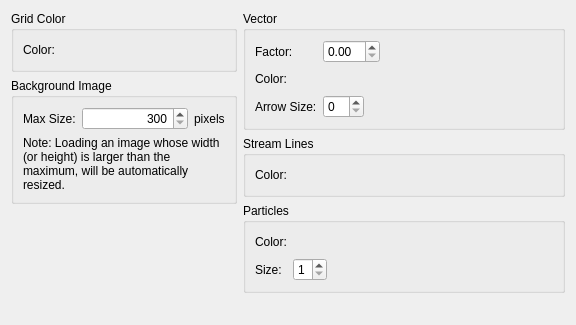
Old version of the form libs/gui/pref/preferencepagegraphicsdefault.ui in the repository i-RIC/prepost-gui.
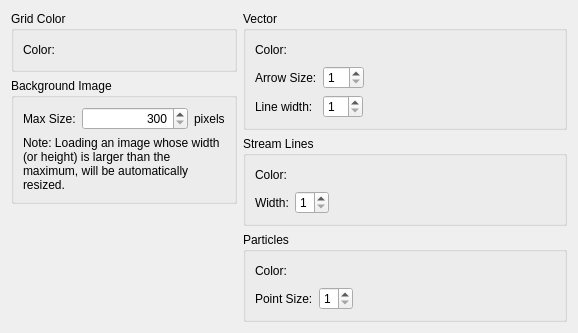
New version of the form. Custom widgets are drawn as their Qt base class.

Commit message: Streamlines, particles dialog update Bird eye visualization window update Grid bird eye window update Function to draw contour lines added

Diff of the .ui file:
```diff
--- a/libs/gui/pref/preferencepagegraphicsdefault.ui
+++ b/libs/gui/pref/preferencepagegraphicsdefault.ui
@@ -6,14 +6,14 @@
    <rect>
     <x>0</x>
     <y>0</y>
-    <width>576</width>
-    <height>325</height>
+    <width>578</width>
+    <height>314</height>
    </rect>
   </property>
   <property name="windowTitle">
    <string>Form</string>
   </property>
-  <layout class="QHBoxLayout" name="horizontalLayout_9">
+  <layout class="QHBoxLayout" name="horizontalLayout_10">
    <item>
     <layout class="QVBoxLayout" name="verticalLayout_4">
      <item>
@@ -118,7 +118,7 @@
     </layout>
    </item>
    <item>
-    <layout class="QVBoxLayout" name="verticalLayout_3">
+    <layout class="QVBoxLayout" name="verticalLayout">
      <item>
       <widget class="QGroupBox" name="vectorGroupBox">
        <property name="title">
@@ -126,40 +126,13 @@
        </property>
        <layout class="QGridLayout" name="gridLayout">
         <item row="0" column="0">
-         <widget class="QLabel" name="vectorFactorLabel">
-          <property name="text">
-           <string>Factor:</string>
-          </property>
-         </widget>
-        </item>
-        <item row="0" column="1">
-         <layout class="QHBoxLayout" name="horizontalLayout_2">
-          <item>
-           <widget class="QDoubleSpinBox" name="vectorFactor"/>
-          </item>
-          <item>
-           <spacer name="horizontalSpacer_4">
-            <property name="orientation">
-             <enum>Qt::Horizontal</enum>
-            </property>
-            <property name="sizeHint" stdset="0">
-             <size>
-              <width>40</width>
-              <height>20</height>
-             </size>
-            </property>
-           </spacer>
-          </item>
-         </layout>
-        </item>
-        <item row="1" column="0">
          <widget class="QLabel" name="vectorColorLabel">
           <property name="text">
            <string>Color:</string>
           </property>
          </widget>
         </item>
-        <item row="1" column="1">
+        <item row="0" column="1">
          <layout class="QHBoxLayout" name="horizontalLayout_3">
           <item>
            <widget class="ColorEditWidget" name="vectorColorWidget">
@@ -183,17 +156,21 @@
           </item>
          </layout>
         </item>
-        <item row="2" column="0">
+        <item row="1" column="0">
          <widget class="QLabel" name="vectorArrowSizeLabel">
           <property name="text">
            <string>Arrow Size:</string>
           </property>
          </widget>
         </item>
-        <item row="2" column="1">
+        <item row="1" column="1">
          <layout class="QHBoxLayout" name="horizontalLayout_4">
           <item>
-           <widget class="QSpinBox" name="vectorArrowSizeSpinBox"/>
+           <widget class="QSpinBox" name="vectorArrowSizeSpinBox">
+            <property name="minimum">
+             <number>1</number>
+            </property>
+           </widget>
           </item>
           <item>
            <spacer name="horizontalSpacer_2">
@@ -210,6 +187,40 @@
           </item>
          </layout>
         </item>
+        <item row="2" column="0">
+         <widget class="QLabel" name="vectorArrowLineWidthLabel">
+          <property name="text">
+           <string>Line width:</string>
+          </property>
+         </widget>
+        </item>
+        <item row="2" column="1">
+         <layout class="QHBoxLayout" name="horizontalLayout_2">
+          <item>
+           <widget class="QSpinBox" name="vectorArrowLineWidthSpinBox">
+            <property name="minimum">
+             <number>1</number>
+            </property>
+            <property name="maximum">
+             <number>11</number>
+            </property>
+           </widget>
+          </item>
+          <item>
+           <spacer name="horizontalSpacer_4">
+            <property name="orientation">
+             <enum>Qt::Horizontal</enum>
+            </property>
+            <property name="sizeHint" stdset="0">
+             <size>
+              <width>40</width>
+              <height>20</height>
+             </size>
+            </property>
+           </spacer>
+          </item>
+         </layout>
+        </item>
        </layout>
       </widget>
      </item>
@@ -218,33 +229,71 @@
        <property name="title">
         <string>Stream Lines</string>
        </property>
-       <layout class="QHBoxLayout" name="horizontalLayout_5">
-        <item>
+       <layout class="QGridLayout" name="gridLayout_3">
+        <item row="0" column="0">
          <widget class="QLabel" name="streamLineColorLabel">
           <property name="text">
            <string>Color:</string>
           </property>
          </widget>
         </item>
-        <item>
-         <widget class="ColorEditWidget" name="streamLineColorWidget">
+        <item row="0" column="1">
+         <layout class="QHBoxLayout" name="horizontalLayout_5">
+          <item>
+           <widget class="ColorEditWidget" name="streamLineColorWidget">
+            <property name="text">
+             <string/>
+            </property>
+           </widget>
+          </item>
+          <item>
+           <spacer name="horizontalSpacer_5">
+            <property name="orientation">
+             <enum>Qt::Horizontal</enum>
+            </property>
+            <property name="sizeHint" stdset="0">
+             <size>
+              <width>318</width>
+              <height>20</height>
+             </size>
+            </property>
+           </spacer>
+          </item>
+         </layout>
+        </item>
+        <item row="1" column="0">
+         <widget class="QLabel" name="streamlineWidthLabel">
           <property name="text">
-           <string/>
+           <string>Width:</string>
           </property>
          </widget>
         </item>
-        <item>
-         <spacer name="horizontalSpacer_5">
-          <property name="orientation">
-           <enum>Qt::Horizontal</enum>
-          </property>
-          <property name="sizeHint" stdset="0">
-           <size>
-            <width>318</width>
-            <height>20</height>
-           </size>
-          </property>
-         </spacer>
+        <item row="1" column="1">
+         <layout class="QHBoxLayout" name="horizontalLayout_9">
+          <item>
+           <widget class="QSpinBox" name="streamlineWidthSpinBox">
+            <property name="minimum">
+             <number>1</number>
+            </property>
+            <property name="maximum">
+             <number>9</number>
+            </property>
+           </widget>
+          </item>
+          <item>
+           <spacer name="horizontalSpacer_8">
+            <property name="orientation">
+             <enum>Qt::Horizontal</enum>
+            </property>
+            <property name="sizeHint" stdset="0">
+             <size>
+              <width>40</width>
+              <height>20</height>
+             </size>
+            </property>
+           </spacer>
+          </item>
+         </layout>
         </item>
        </layout>
       </widget>
@@ -282,7 +331,7 @@
         <item row="1" column="0">
          <widget class="QLabel" name="particleSizeLabel">
           <property name="text">
-           <string>Size:</string>
+           <string>Point Size:</string>
           </property>
          </widget>
         </item>
@@ -331,7 +380,7 @@
        <property name="sizeHint" stdset="0">
         <size>
          <width>20</width>
-         <height>44</height>
+         <height>18</height>
         </size>
        </property>
       </spacer>
```
The commit also changes 989 other files.
